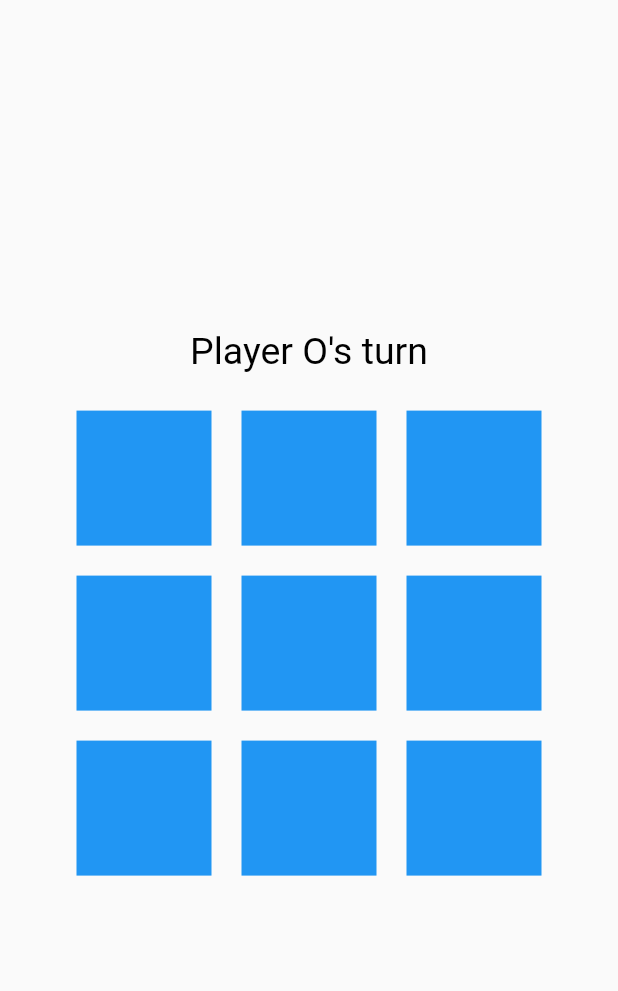
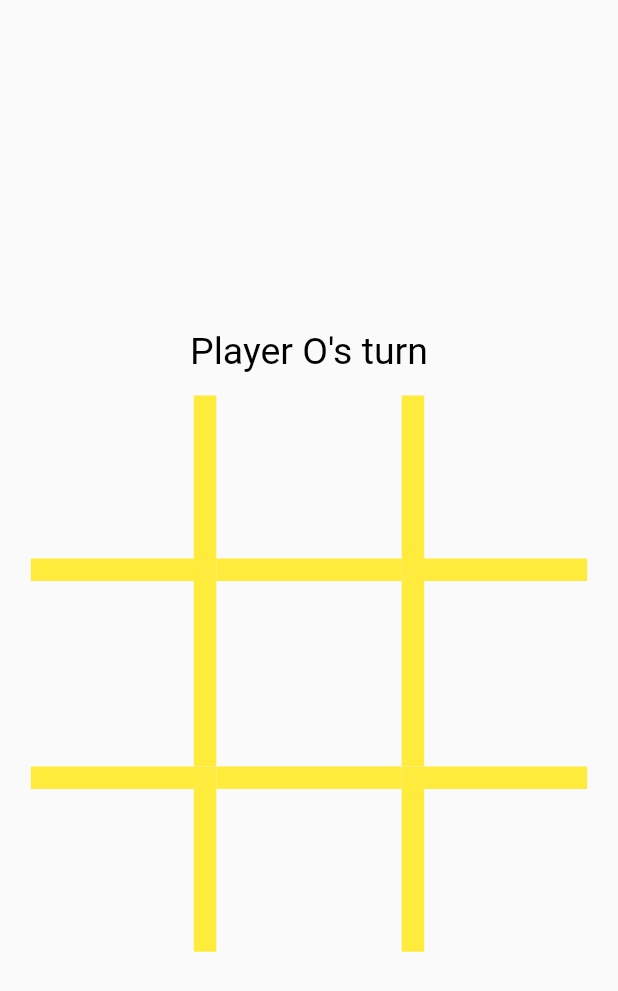
Before and after one commit to ankeet7x/tic-tac-toe, a Flutter app: the screen it shows after launch, on a phone screen of 412 x 824 dp. Shown: the top 991 px of the screen. Run offline on Flutter 3.47's test engine with Material 2 defaults, Android fonts, the phone set to English and light mode, and no system bars; our stand-ins replace fluttertoast, get.

Commit message:
UI update

```diff
--- /dev/null
+++ b/lib/controller/logic_controller.dart
@@ -0,0 +1,3 @@
+import 'package:get/get.dart';
+
+class LogicController extends GetxController {}
--- a/lib/main.dart
+++ b/lib/main.dart
@@ -1,4 +1,5 @@
 import 'package:flutter/material.dart';
+import 'package:get/get.dart';
 import 'package:tictactoe/views/appview.dart';
 
 void main() => runApp(MyApp());
@@ -6,7 +7,7 @@ void main() => runApp(MyApp());
 class MyApp extends StatelessWidget {
   @override
   Widget build(BuildContext context) {
-    return MaterialApp(
+    return GetMaterialApp(
       title: "Tic tac toe",
       home: AppView(),
       debugShowCheckedModeBanner: false,
--- a/lib/views/appview.dart
+++ b/lib/views/appview.dart
@@ -1,5 +1,7 @@
 import 'package:flutter/material.dart';
 import 'package:fluttertoast/fluttertoast.dart';
+import 'package:get/get.dart';
+import 'package:tictactoe/controller/logic_controller.dart';
 
 class AppView extends StatefulWidget {
   @override
@@ -7,6 +9,8 @@ class AppView extends StatefulWidget {
 }
 
 class _AppViewState extends State<AppView> {
+  final LogicController controller = Get.put(LogicController());
+
   late List<List> matrix;
   int count = 0;
   late String winner = "X";
@@ -183,14 +187,26 @@ class _AppViewState extends State<AppView> {
           }
         },
         child: Container(
-          margin: EdgeInsets.all(10),
-          color: Colors.blue,
-          height: 90,
-          width: 90,
+          height: MediaQuery.of(context).size.width * 0.30,
+          width: MediaQuery.of(context).size.width * 0.30,
+          decoration: BoxDecoration(
+              border: Border(
+                  bottom: i == 0
+                      ? BorderSide(width: 15, color: Colors.yellow)
+                      : BorderSide.none,
+                  top: i == 2
+                      ? BorderSide(width: 15, color: Colors.yellow)
+                      : BorderSide.none,
+                  right: j == 0
+                      ? BorderSide(width: 15, color: Colors.yellow)
+                      : BorderSide.none,
+                  left: j == 2
+                      ? BorderSide(width: 15, color: Colors.yellow)
+                      : BorderSide.none)),
           child: Center(
             child: Text(
               matrix[i][j].toString(),
-              style: TextStyle(color: Colors.white, fontSize: 55),
+              style: TextStyle(color: Colors.black, fontSize: 55),
             ),
           ),
         ));
--- a/pubspec.yaml
+++ b/pubspec.yaml
@@ -29,6 +29,7 @@ dependencies:
   # Use with the CupertinoIcons class for iOS style icons.
   cupertino_icons: ^1.0.2
   fluttertoast: ^8.0.7
+  get: ^4.1.4
 
 dev_dependencies:
   flutter_test:
```
Also changed, not shown: pubspec.lock.
